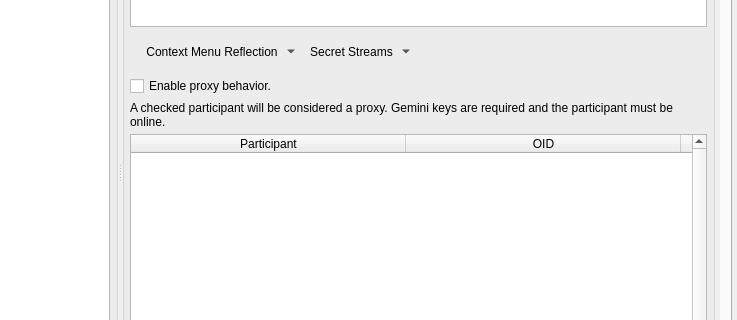
textbrowser/spot-on, file Source/UI/spot-on-controlcenter.ui: the form before one commit; both pictures show x 163 to 900 and y 140 to 460 of the 900 by 800 pixel window.
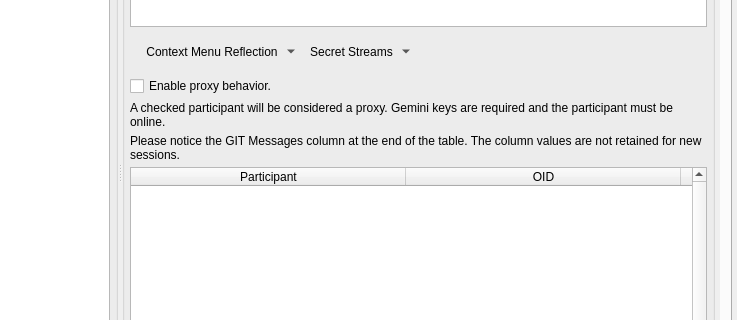
The form after the commit. The open tabs and pages were chosen to show the change. Icons and pictures are not drawn. Custom widgets are drawn as their Qt base class.

Patch:
```diff
--- a/Source/UI/spot-on-controlcenter.ui
+++ b/Source/UI/spot-on-controlcenter.ui
@@ -850,6 +850,16 @@
                        </property>
                       </widget>
                      </item>
+                     <item>
+                      <widget class="QLabel" name="label_124">
+                       <property name="text">
+                        <string>Please notice the GIT Messages column at the end of the table. The column values are not retained for new sessions.</string>
+                       </property>
+                       <property name="wordWrap">
+                        <bool>true</bool>
+                       </property>
+                      </widget>
+                     </item>
                      <item>
                       <widget class="QTableWidget" name="participants">
                        <property name="verticalScrollBarPolicy">
```
Left out of the diff: 4 changed lines with no effect on the pictures.
